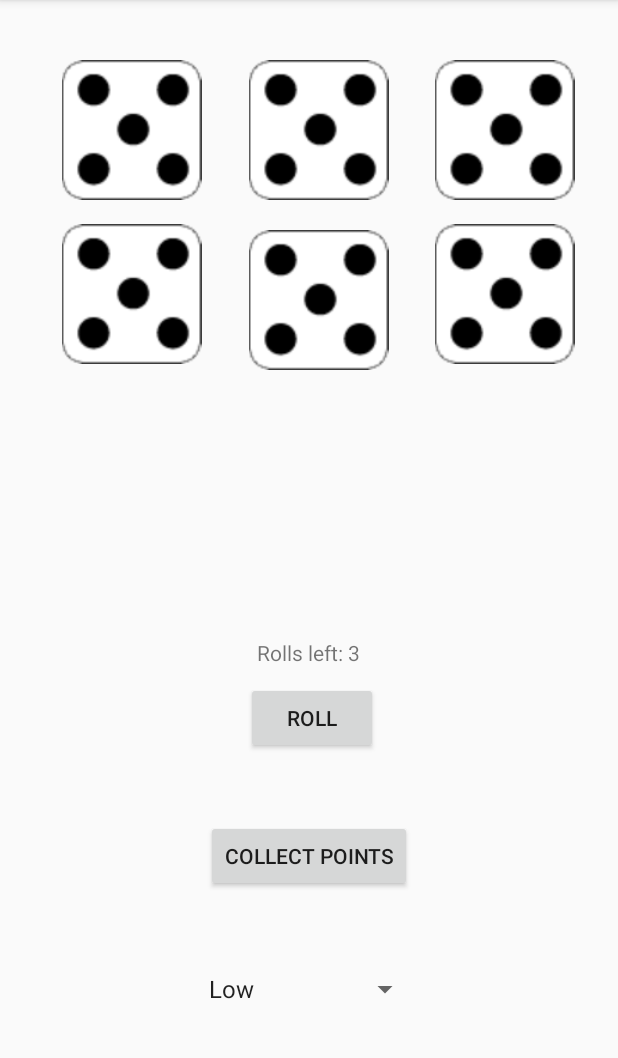
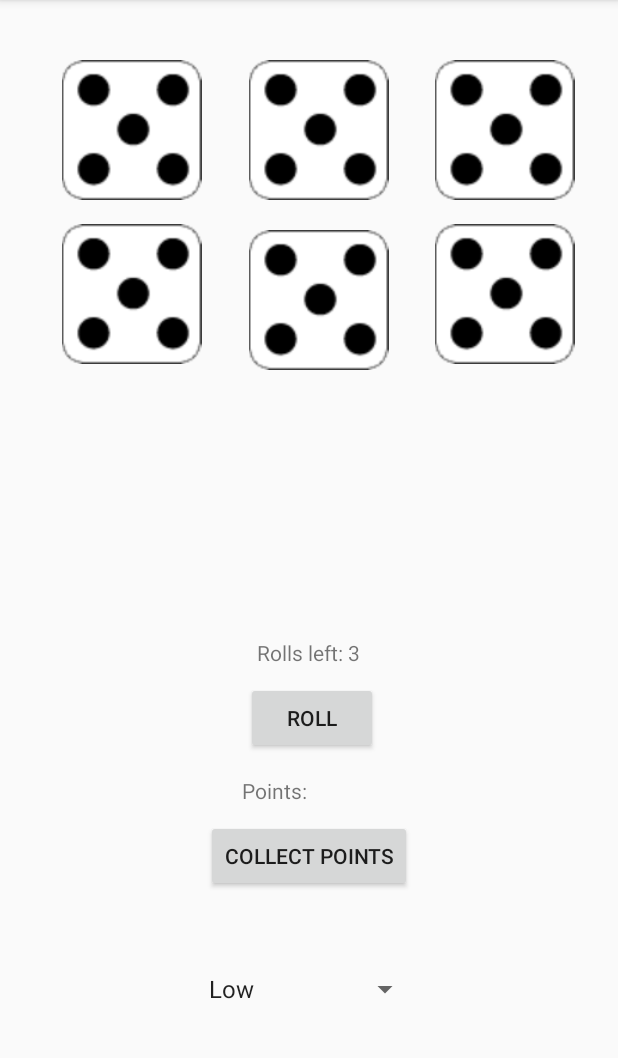
Before and after one commit to CLundstrom/Dice-Thirty, an Android app: the screen it shows after launch (GameActivity), after a tap on "NEW GAME", on a phone screen of 412 x 824 dp, the part 84-1142 px from its top. Run offline under Robolectric (Android 15) with nearby library versions, the phone set to English and light mode, and no system bars.

Commit message:
Separated score from scorecalculator and added a TextView for current score

```diff
--- /dev/null
+++ b/app/src/main/java/com/example/thirty/Views/ScoreView.java
@@ -0,0 +1,34 @@
+package com.example.thirty.Views;
+import android.widget.TextView;
+
+import models.Score;
+
+/**
+ * @Author: Christoffer Lundstrom
+ * @Date: 20/06/2019
+ * <p>
+ * @Description: Handles the display of current Score when given a boundary.
+ */
+public class ScoreView {
+
+    TextView mTextView;
+    Score mCurrentScore;
+
+
+    public ScoreView(TextView textView){
+        mTextView = textView;
+        updateView();
+    }
+
+    public void updateViewWithScore(Score score){
+        this.mTextView.setText("Points: " + score.getScore());
+    }
+
+    public void updateView(){
+        this.mTextView.setText("Points: ");
+    }
+
+
+
+
+}
--- a/app/src/main/java/controllers/GameActivity.java
+++ b/app/src/main/java/controllers/GameActivity.java
@@ -9,6 +9,7 @@ import android.widget.Spinner;
 import android.widget.TextView;
 
 import com.example.thirty.R;
+import com.example.thirty.Views.ScoreView;
 
 import java.util.ArrayList;
 
@@ -20,7 +21,7 @@ import models.Score;
  * @Author: Christoffer Lundstrom
  * @Date: 10/06/2019
  * <p>
- * @Description:
+ * @Description: Represents the Screen viewed after initating a New Game.
  */
 public class GameActivity extends AppCompatActivity {
 
@@ -29,6 +30,7 @@ public class GameActivity extends AppCompatActivity {
     private Button roll;
     private TextView rollText;
     private Spinner spinner;
+    private ScoreView mScoreView;
 
 
 
@@ -39,6 +41,8 @@ public class GameActivity extends AppCompatActivity {
         roll = findViewById(R.id.button_roll);
         rollText = findViewById(R.id.rolls);
         spinner = findViewById(R.id.spinner);
+        mScoreView = new ScoreView(findViewById(R.id.score_view));
+
         ArrayAdapter<CharSequence> adapter = ArrayAdapter.createFromResource(this,
                 R.array.score_values, android.R.layout.simple_spinner_item);
         adapter.setDropDownViewResource(android.R.layout.simple_spinner_dropdown_item);
--- a/app/src/main/java/controllers/MainActivity.java
+++ b/app/src/main/java/controllers/MainActivity.java
@@ -26,7 +26,5 @@ public class MainActivity extends AppCompatActivity {
         newGame = findViewById(R.id.new_game);
         newGame.setOnClickListener((v) -> startActivity(new Intent(this, GameActivity.class)));
 
-        // Testing
-        Score score = new Score();
     }
 }
--- a/app/src/main/java/models/GameRound.java
+++ b/app/src/main/java/models/GameRound.java
@@ -21,17 +21,14 @@ public class GameRound {
     public static final int MAX_RETHROWS = 3;
     private int mAttempt;
     private ArrayList<Dice> mDices;
-    private int mScore;
+    private Score mScore;
 
     public GameRound(){
         mAttempt = 0;
-        mScore = 0;
+        mScore = new Score();
         mDices = generateDices(AMOUNT_DICES);
     }
 
-    public int getScore() {
-        return mScore;
-    }
 
     public ArrayList<Dice> getDices(){
         return mDices;
--- a/app/src/main/java/models/Score.java
+++ b/app/src/main/java/models/Score.java
@@ -3,32 +3,35 @@ package models;
 import android.util.Log;
 
 import java.util.ArrayList;
-import java.util.List;
 
 /**
  * @Author: Christoffer Lundstrom
  * @Date: 17/06/2019
  * <p>
- * @Description:
+ * @Description: A class that handles Scoring of Dice-Tosses.
  */
 public class Score {
 
     private static final int SCORE_LOW = 4;
     ArrayList<Dice> mDice = new ArrayList<>();
-
     int mScore = 0;
 
 
     public Score() {
-        mDice.add(new Dice(1, false));
-        mDice.add(new Dice(1, false));
-        mDice.add(new Dice(0, false));
-        mDice.add(new Dice(0, false));
-        mDice.add(new Dice(1, false));
-        mDice.add(new Dice(3, false));
+        mDice.add(new Dice(6, false));
+        mDice.add(new Dice(6, false));
+        mDice.add(new Dice(6, false));
+        mDice.add(new Dice(6, false));
+        mDice.add(new Dice(6, false));
+        mDice.add(new Dice(6, false));
 
         int[] combo = convertDiceValueArray(mDice);
-        calcScore(combo, 3);
+        calcScore(combo, 12);
+    }
+
+
+    public int getScore(){
+        return mScore;
     }
 
     /**
@@ -37,7 +40,7 @@ public class Score {
      * @param dices Any number of dices.
      * @return Unsorted list of Dices values. Solely for score Calculation.
      */
-    public int[] convertDiceValueArray(ArrayList<Dice> dices) {
+    private int[] convertDiceValueArray(ArrayList<Dice> dices) {
         int tmpValue = 0;
         int score = 0;
         int sum = 0;
@@ -47,7 +50,6 @@ public class Score {
         for (int i = 0; i < dices.size(); i++) {
             combos[i] = dices.get(i).getValue();
         }
-
         return combos;
     }
 
@@ -60,7 +62,7 @@ public class Score {
      * @param findValue
      * @return
      */
-    public int calcScore(int[] combos, int findValue) {
+    private int calcScore(int[] combos, int findValue) {
         int totalScore = 0;
 
         // Outer loop
@@ -92,10 +94,10 @@ public class Score {
     /**
      * Calculates the Score when a user chooses Low score.
      *
-     * @param arr Takes an array of Integers. Used by
+     * @param arr Takes an array of Integers.
      * @return Returns the summarized score.
      */
-    int calcScoreLow(int[] arr) {
+    private int calcScoreLow(int[] arr) {
         int sum = 0;
         for (int i = 0; i < arr.length; i++) {
 
--- /dev/null
+++ b/app/src/main/java/models/ScoreCalculator.java
@@ -0,0 +1,12 @@
+package models;
+
+/**
+ * @Author: Christoffer Lundstrom
+ * @Date: 20/06/2019
+ * <p>
+ * @Description:
+ */
+public class ScoreCalculator {
+
+
+}
--- a/app/src/main/res/layout/activity_game.xml
+++ b/app/src/main/res/layout/activity_game.xml
@@ -111,4 +111,14 @@
         app:layout_constraintStart_toStartOf="parent"
         app:layout_constraintTop_toBottomOf="@+id/button" />
 
+    <TextView
+        android:id="@+id/score_view"
+        android:layout_width="90dp"
+        android:layout_height="25dp"
+        android:layout_marginBottom="4dp"
+        app:layout_constraintBottom_toTopOf="@+id/button"
+        app:layout_constraintEnd_toEndOf="parent"
+        app:layout_constraintHorizontal_bias="0.501"
+        app:layout_constraintStart_toStartOf="parent" />
+
 </android.support.constraint.ConstraintLayout>
```
